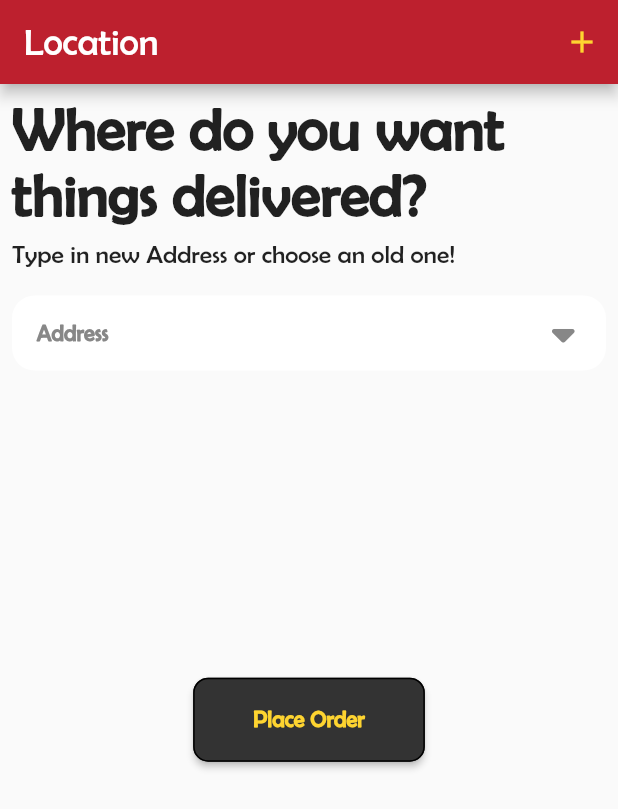
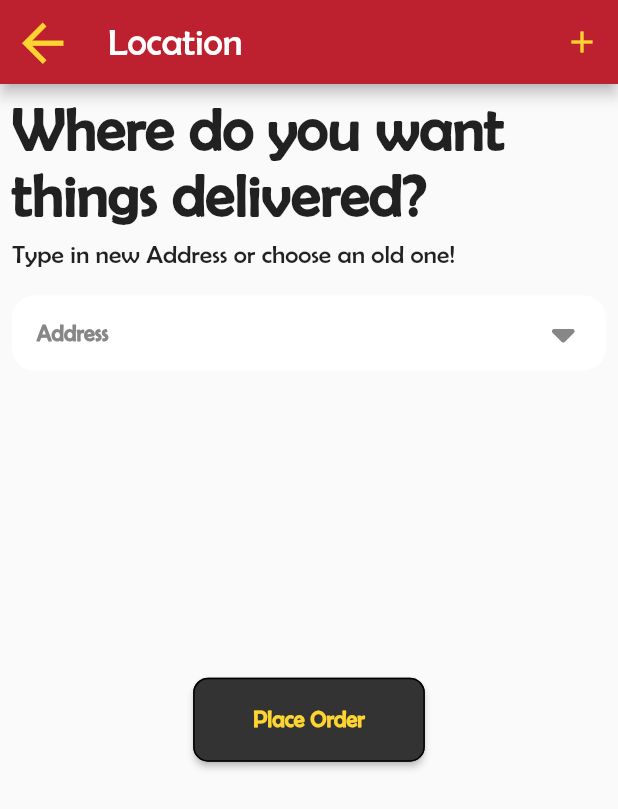
Before and after one commit to PetertTohme/yalla-jeye-rahaf, a Flutter app: the LocationP screen opened directly, on a phone screen of 412 x 824 dp. Shown: the top 809 px of the screen. Run offline on Flutter 3.47's test engine with Material 2 defaults, Android fonts, the phone set to English and light mode, and no system bars; our stand-ins replace audioplayers, carousel_slider, cloud_firestore, firebase_auth, firebase_core, firebase_messaging and 20 more; missing offline and left inert: flutter_cupertino_datetime_picker, flutter_facebook_auth, flutter_sound, record_mp3; accounts and stored records are empty; network calls fail; project files that could hold a hidden picture were left out.

```diff
--- a/lib/screens/order/Loaction_page.dart
+++ b/lib/screens/order/Loaction_page.dart
@@ -44,6 +44,11 @@ class _LocationPState extends State<LocationP> {
         MediaQuery.of(context).size.height - MediaQuery.of(context).padding.top;
     return Scaffold(
       appBar: AppBar(
+        leading: IconButton(
+          onPressed: Navigator.of(context).pop,
+          icon: Icon(Icons.arrow_back, size: 41,
+            color: Color.fromRGBO(254, 212, 48, 1),),
+        ),
         automaticallyImplyLeading: false,
         title: Text(
           "Location",
```
Also changed, not shown: lib/screens/order/custom_order.dart (+27 -22 lines).
